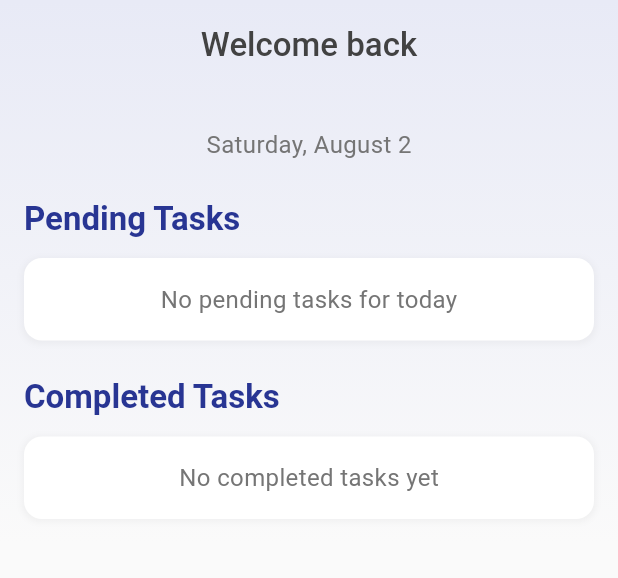
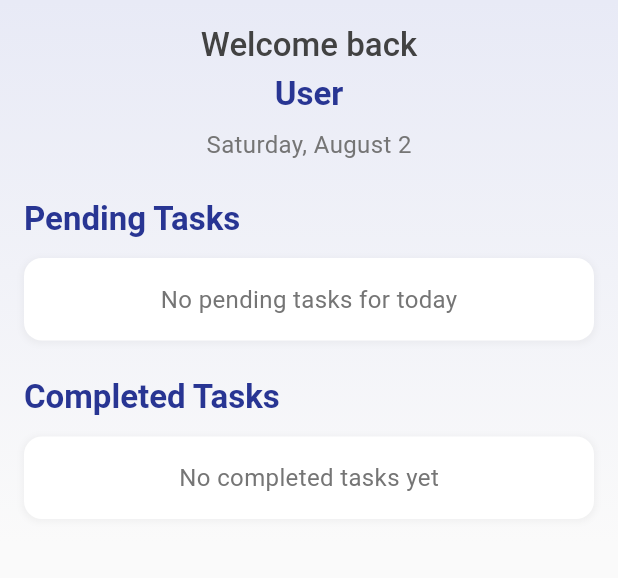
Before and after one commit to GeethaReddy222/study_sync, a Flutter app: the HomeScreen screen opened directly, in the side drawer, after a tap on the "add" icon, on a phone screen of 412 x 824 dp, the part 84-662 px from its top. Run offline on Flutter 3.47's test engine with Material 3 defaults, Android fonts, the phone set to English and light mode, and no system bars; our stand-ins replace cloud_firestore, firebase_auth, firebase_core, google_sign_in; accounts and stored records are empty.

Commit message:
implemented state management using Provider

```diff
--- /dev/null
+++ b/lib/providers/user_provider.dart
@@ -0,0 +1,81 @@
+import 'package:flutter/material.dart';
+import 'package:firebase_auth/firebase_auth.dart';
+import 'package:cloud_firestore/cloud_firestore.dart';
+
+class UserProvider with ChangeNotifier {
+  String _name = '';
+  String _email = '';
+  String? _uid;
+  bool _isLoading = false;
+
+  String get name => _name;
+  String get email => _email;
+  String? get uid => _uid;
+  bool get isLoading => _isLoading;
+
+  Future<void> loadUserData(User user) async {
+    _isLoading = true;
+    notifyListeners();
+
+    try {
+      final doc = await FirebaseFirestore.instance
+          .collection('users')
+          .doc(user.uid)
+          .get();
+
+      if (doc.exists) {
+        _name = doc.data()!['name'] ?? user.displayName ?? '';
+        _email = doc.data()!['email'] ?? user.email ?? '';
+      } else {
+        await _createNewUser(user);
+      }
+      _uid = user.uid;
+    } catch (e) {
+      debugPrint('Error loading user data: $e');
+      rethrow;
+    } finally {
+      _isLoading = false;
+      notifyListeners();
+    }
+  }
+
+  Future<void> _createNewUser(User user) async {
+    await FirebaseFirestore.instance.collection('users').doc(user.uid).set({
+      'name': user.displayName ?? '',
+      'email': user.email ?? '',
+      'createdAt': FieldValue.serverTimestamp(),
+    });
+    _name = user.displayName ?? '';
+    _email = user.email ?? '';
+  }
+
+  Future<void> updateUser(String newName, String newEmail) async {
+    if (_uid == null) return;
+
+    _isLoading = true;
+    notifyListeners();
+
+    try {
+      await FirebaseFirestore.instance.collection('users').doc(_uid).update({
+        'name': newName,
+        'email': newEmail,
+        'updatedAt': FieldValue.serverTimestamp(),
+      });
+      _name = newName;
+      _email = newEmail;
+    } catch (e) {
+      debugPrint('Error updating user: $e');
+      rethrow;
+    } finally {
+      _isLoading = false;
+      notifyListeners();
+    }
+  }
+
+  void clearUser() {
+    _name = '';
+    _email = '';
+    _uid = null;
+    notifyListeners();
+  }
+}
--- a/lib/screens/home_screen.dart
+++ b/lib/screens/home_screen.dart
@@ -1,10 +1,11 @@
 import 'dart:math';
-
 import 'package:cloud_firestore/cloud_firestore.dart';
 import 'package:firebase_auth/firebase_auth.dart';
 import 'package:flutter/material.dart';
 import 'package:intl/intl.dart';
+import 'package:provider/provider.dart';
 import 'package:study_sync/models/task_model.dart';
+import 'package:study_sync/providers/user_provider.dart';
 import 'package:study_sync/screens/add_task_screen.dart';
 import 'package:study_sync/screens/dairy_screen.dart';
 import 'package:study_sync/screens/progress_screen.dart';
@@ -19,8 +20,6 @@ class HomeScreen extends StatefulWidget {
 
 class _HomeScreenState extends State<HomeScreen> {
   final User? user = FirebaseAuth.instance.currentUser;
-  bool isLoading = true;
-  Map<String, dynamic>? userData;
   final GlobalKey<ScaffoldState> _scaffoldKey = GlobalKey<ScaffoldState>();
   int _currentIndex = 0;
   List<Task> _tasks = [];
@@ -30,46 +29,11 @@ class _HomeScreenState extends State<HomeScreen> {
   @override
   void initState() {
     super.initState();
-    _initializeApp();
-  }
-
-  Future<void> _initializeApp() async {
-    await _getUser();
-    await _loadTasks();
-  }
-
-  Future<void> _getUser() async {
-    if (user == null) {
-      if (mounted) setState(() => isLoading = false);
-      return;
-    }
-
-    try {
-      final doc = await FirebaseFirestore.instance
-          .collection("users")
-          .doc(user!.uid)
-          .get();
-
-      if (doc.exists) {
-        if (mounted) {
-          setState(() {
-            userData = doc.data();
-            isLoading = false;
-          });
-        }
-      } else {
-        if (mounted) setState(() => isLoading = false);
-        debugPrint('User document does not exist');
-      }
-    } catch (e) {
-      if (mounted) setState(() => isLoading = false);
-      debugPrint('Error fetching user data: $e');
-      if (mounted) _showSnackBar('Failed to load user data');
-    }
+    _loadTasks();
   }
 
   Future<void> _loadTasks() async {
-    if (!mounted) return;
+    if (!mounted || user == null) return;
     setState(() => _isLoadingTasks = true);
 
     try {
@@ -99,7 +63,6 @@ class _HomeScreenState extends State<HomeScreen> {
     final endOfDay = DateTime(now.year, now.month, now.day, 23, 59, 59);
 
     try {
-      // Get all tasks matching the completion status
       final query = await FirebaseFirestore.instance
           .collection('users')
           .doc(user!.uid)
@@ -107,21 +70,16 @@ class _HomeScreenState extends State<HomeScreen> {
           .where('isCompleted', isEqualTo: completed)
           .get();
 
-      // Convert to Task objects, filter, and sort
       final tasks = query.docs
           .map((doc) {
             try {
               final task = Task.fromFireStore(doc);
-              final localDue = task.dueDate.toLocal(); // Convert to local time
-
-              // Check if this task is due today
+              final localDue = task.dueDate.toLocal();
               final isDueToday =
                   localDue.isAfter(
                     startOfDay.subtract(const Duration(seconds: 1)),
                   ) &&
                   localDue.isBefore(endOfDay.add(const Duration(seconds: 1)));
-
-              // For pending tasks, check if it's a recurring task that should appear today
               final isRecurringToday =
                   !completed &&
                   task.isRecurring &&
@@ -137,13 +95,7 @@ class _HomeScreenState extends State<HomeScreen> {
           .cast<Task>()
           .toList();
 
-      // Sort by local time in ascending order
-      tasks.sort((a, b) {
-        final aLocal = a.dueDate.toLocal();
-        final bLocal = b.dueDate.toLocal();
-        return aLocal.compareTo(bLocal);
-      });
-
+      tasks.sort((a, b) => a.dueDate.toLocal().compareTo(b.dueDate.toLocal()));
       return tasks;
     } catch (e) {
       debugPrint('Error fetching tasks: $e');
@@ -221,12 +173,9 @@ class _HomeScreenState extends State<HomeScreen> {
         );
         break;
       case 'monthly':
-        // Handle month overflow
         final nextMonth = now.month + 1;
         final nextYear = nextMonth > 12 ? now.year + 1 : now.year;
         final adjustedMonth = nextMonth > 12 ? 1 : nextMonth;
-
-        // Ensure day doesn't exceed max days in month
         final maxDay = DateUtils.getDaysInMonth(nextYear, adjustedMonth);
         final day = min(task.originalDueDate.day, maxDay);
 
@@ -287,6 +236,8 @@ class _HomeScreenState extends State<HomeScreen> {
 
   @override
   Widget build(BuildContext context) {
+    final userProvider = Provider.of<UserProvider>(context);
+
     return Scaffold(
       key: _scaffoldKey,
       appBar: AppBar(
@@ -321,13 +272,7 @@ class _HomeScreenState extends State<HomeScreen> {
             colors: [Colors.indigo.shade50, Colors.grey.shade50],
           ),
         ),
-        child: SafeArea(
-          child: isLoading
-              ? const Center(child: CircularProgressIndicator())
-              : userData == null
-              ? const Center(child: Text('User data not available'))
-              : _getCurrentPage(),
-        ),
+        child: SafeArea(child: _getCurrentPage(userProvider)),
       ),
       floatingActionButton: FloatingActionButton(
         backgroundColor: Colors.indigo,
@@ -404,26 +349,26 @@ class _HomeScreenState extends State<HomeScreen> {
     );
   }
 
-  Widget _getCurrentPage() {
+  Widget _getCurrentPage(UserProvider userProvider) {
     switch (_currentIndex) {
       case 0:
-        return _buildHomeContent();
+        return _buildHomeContent(userProvider);
       case 1:
         return const ProgressScreen();
       case 2:
         return const DairyScreen();
       default:
-        return _buildHomeContent();
+        return _buildHomeContent(userProvider);
     }
   }
 
-  Widget _buildHomeContent() {
+  Widget _buildHomeContent(UserProvider userProvider) {
     return SingleChildScrollView(
       padding: const EdgeInsets.all(16),
       child: Column(
         crossAxisAlignment: CrossAxisAlignment.start,
         children: [
-          _buildWelcomeSection(context),
+          _buildWelcomeSection(context, userProvider),
           const SizedBox(height: 24),
           _buildTasksSection(
             context,
@@ -444,7 +389,7 @@ class _HomeScreenState extends State<HomeScreen> {
     );
   }
 
-  Widget _buildWelcomeSection(BuildContext context) {
+  Widget _buildWelcomeSection(BuildContext context, UserProvider userProvider) {
     return Center(
       child: Column(
         children: [
@@ -457,7 +402,7 @@ class _HomeScreenState extends State<HomeScreen> {
           ),
           const SizedBox(height: 4),
           Text(
-            userData!["name"] ?? 'User',
+            userProvider.name.isNotEmpty ? userProvider.name : 'User',
             style: Theme.of(context).textTheme.headlineSmall?.copyWith(
               fontWeight: FontWeight.bold,
               color: Colors.indigo.shade800,
--- a/lib/widgets/home_drawer.dart
+++ b/lib/widgets/home_drawer.dart
@@ -1,6 +1,7 @@
-import 'package:cloud_firestore/cloud_firestore.dart';
+import 'package:flutter/material.dart';
+import 'package:provider/provider.dart';
 import 'package:firebase_auth/firebase_auth.dart';
-import 'package:flutter/material.dart';
+import 'package:study_sync/providers/user_provider.dart';
 import 'package:study_sync/widgets/menu_list.dart';
 
 class HomeDrawer extends StatefulWidget {
@@ -11,37 +12,34 @@ class HomeDrawer extends StatefulWidget {
 }
 
 class _HomeDrawerState extends State<HomeDrawer> {
-  final User? user = FirebaseAuth.instance.currentUser;
-  Map<String, dynamic>? userData;
-  bool isLoading = true;
+  final User? _user = FirebaseAuth.instance.currentUser;
+  bool _isLoading = true;
 
   @override
   void initState() {
     super.initState();
+
+    WidgetsBinding.instance.addPostFrameCallback((_) {
       _loadUserData();
+    });
   }
 
   Future<void> _loadUserData() async {
-    if (user == null) {
-      if (mounted) setState(() => isLoading = false);
+    if (_user == null) {
+      if (mounted) {
+        setState(() => _isLoading = false);
+      }
       return;
     }
 
     try {
-      final doc = await FirebaseFirestore.instance
-          .collection('users')
-          .doc(user!.uid)
-          .get();
-
+      final userProvider = Provider.of<UserProvider>(context, listen: false);
+      await userProvider.loadUserData(_user);
+    } catch (e) {
+      debugPrint('Error loading user data: $e');
+    } finally {
       if (mounted) {
-        setState(() {
-          userData = doc.data();
-          isLoading = false;
-        });
-      }
-    } catch (e) {
-      if (mounted) {
-        setState(() => isLoading = false);
+        setState(() => _isLoading = false);
       }
     }
   }
@@ -57,34 +55,24 @@ class _HomeDrawerState extends State<HomeDrawer> {
       child: Column(
         children: [
           _buildUserHeader(context),
-          Expanded(
-            child: isLoading
-                ? const Center(child: CircularProgressIndicator())
-                : MenuList(
-                    userData:
-                        userData ??
-                        {
-                          'name': user?.displayName ?? 'User',
-                          'email': user?.email ?? '',
-                          'photoURL': user?.photoURL ?? '',
-                        },
-                  ),
-          ),
+          const Expanded(child: MenuList()),
         ],
       ),
     );
   }
 
   Widget _buildUserHeader(BuildContext context) {
+    final userProvider = Provider.of<UserProvider>(context);
+
     return Container(
-      width: 400,
+
       padding: const EdgeInsets.only(top: 40, bottom: 20, left: 20, right: 20),
       decoration: BoxDecoration(
         color: Theme.of(context).primaryColor,
         borderRadius: const BorderRadius.only(bottomRight: Radius.circular(20)),
       ),
       child: Column(
-        crossAxisAlignment: CrossAxisAlignment.start,
+        crossAxisAlignment: CrossAxisAlignment.center,
         children: [
           CircleAvatar(
             radius: 30,
@@ -92,21 +80,29 @@ class _HomeDrawerState extends State<HomeDrawer> {
             child: Icon(Icons.person, size: 30, color: Colors.white),
           ),
           const SizedBox(height: 16),
-          Text(
-            userData?['name'] ?? user?.displayName ?? 'StudySync User',
+          _isLoading
+              ? _buildShimmerText()
+              : Text(
+                  userProvider.name.isNotEmpty
+                      ? userProvider.name
+                      : _user?.displayName ?? 'StudySync User',
                   style: Theme.of(context).textTheme.titleLarge?.copyWith(
                         color: Colors.white,
                         fontWeight: FontWeight.bold,
                       ),
                 ),
           const SizedBox(height: 4),
-          Text(
-            userData?['email'] ?? user?.email ?? 'user@example.com',
+          _isLoading
+              ? _buildShimmerText(width: 150)
+              : Text(
+                  userProvider.email.isNotEmpty
+                      ? userProvider.email
+                      : _user?.email ?? 'user@example.com',
                   style: Theme.of(context).textTheme.bodySmall?.copyWith(
                         color: Colors.white.withOpacity(0.8),
                       ),
                 ),
-          if (isLoading)
+          if (_isLoading)
             const Padding(
               padding: EdgeInsets.only(top: 8.0),
               child: LinearProgressIndicator(
@@ -118,4 +114,16 @@ class _HomeDrawerState extends State<HomeDrawer> {
       ),
     );
   }
+
+  Widget _buildShimmerText({double width = 200}) {
+    return Container(
+      height: 24,
+      width: width,
+      decoration: BoxDecoration(
+        color: Colors.white.withOpacity(0.3),
+        borderRadius: BorderRadius.circular(4),
+      ),
+      margin: const EdgeInsets.symmetric(vertical: 4),
+    );
   }
+}
--- a/lib/widgets/menu_list.dart
+++ b/lib/widgets/menu_list.dart
@@ -1,13 +1,12 @@
 import 'package:flutter/material.dart';
+import 'package:study_sync/screens/main_screen.dart';
 import 'package:study_sync/screens/tasks_screen.dart';
 import 'package:study_sync/screens/dairy_screen.dart';
 import 'package:study_sync/screens/home_screen.dart';
 import 'package:study_sync/screens/settings_screen.dart';
 
 class MenuList extends StatefulWidget {
-  final Map<String, dynamic> userData;
-
-  const MenuList({super.key, required this.userData});
+  const MenuList({super.key});
 
   @override
   State<MenuList> createState() => _MenuListState();
@@ -15,7 +14,6 @@ class MenuList extends StatefulWidget {
 
 class _MenuListState extends State<MenuList> {
   int _selectedIndex = -1;
-
   @override
   Widget build(BuildContext context) {
     return ListView(
@@ -31,8 +29,8 @@ class _MenuListState extends State<MenuList> {
         const SizedBox(height: 8),
         _buildMenuItem(
           context,
-          icon: Icons.task_rounded,
-          title: 'Tasks',
+          icon: Icons.bar_chart,
+          title: 'Progress',
           index: 1,
           onTap: () => _navigateTo(context, const TasksScreen()),
         ),
@@ -44,20 +42,26 @@ class _MenuListState extends State<MenuList> {
           index: 2,
           onTap: () => _navigateTo(context, const DairyScreen()),
         ),
-        const Divider(height: 30, indent: 20, endIndent: 20),
+        const SizedBox(height: 8),
         _buildMenuItem(
           context,
           icon: Icons.settings_rounded,
           title: 'Settings',
           index: 3,
-          onTap: () => _navigateTo(
+          onTap: () => _navigateTo(context, const SettingsScreen()),
+        ),
+        const Divider(indent: 10, endIndent: 10),
+        _buildMenuItem(
+          context,
+          icon: Icons.logout,
+          title: 'Logout',
+          index: 4,
+          onTap: () => Navigator.push(
             context,
-            SettingsScreen(
-              currentName: widget.userData['name'] ?? 'User',
-              currentEmail: widget.userData['email'] ?? '',
-            ),
+            MaterialPageRoute(builder: (context) => MainScreen()),
           ),
         ),
+        const Divider(indent: 10, endIndent: 10),
       ],
     );
   }
--- a/pubspec.yaml
+++ b/pubspec.yaml
@@ -41,6 +41,7 @@ dependencies:
   cupertino_icons: ^1.0.8
   flutter_svg: ^2.2.0
   intl: ^0.20.2
+  provider: ^6.1.5
 
 dev_dependencies:
   flutter_test:
```
Also changed, not shown: lib/main.dart (+9 -8 lines), lib/screens/add_task_screen.dart (+84 -4 lines), lib/screens/auth/login_screen.dart (+33 -15 lines), lib/screens/main_screen.dart (+46 -28 lines), lib/screens/settings_screen.dart (+25 -37 lines). Lines whose indentation alone changed are shown as unchanged.
